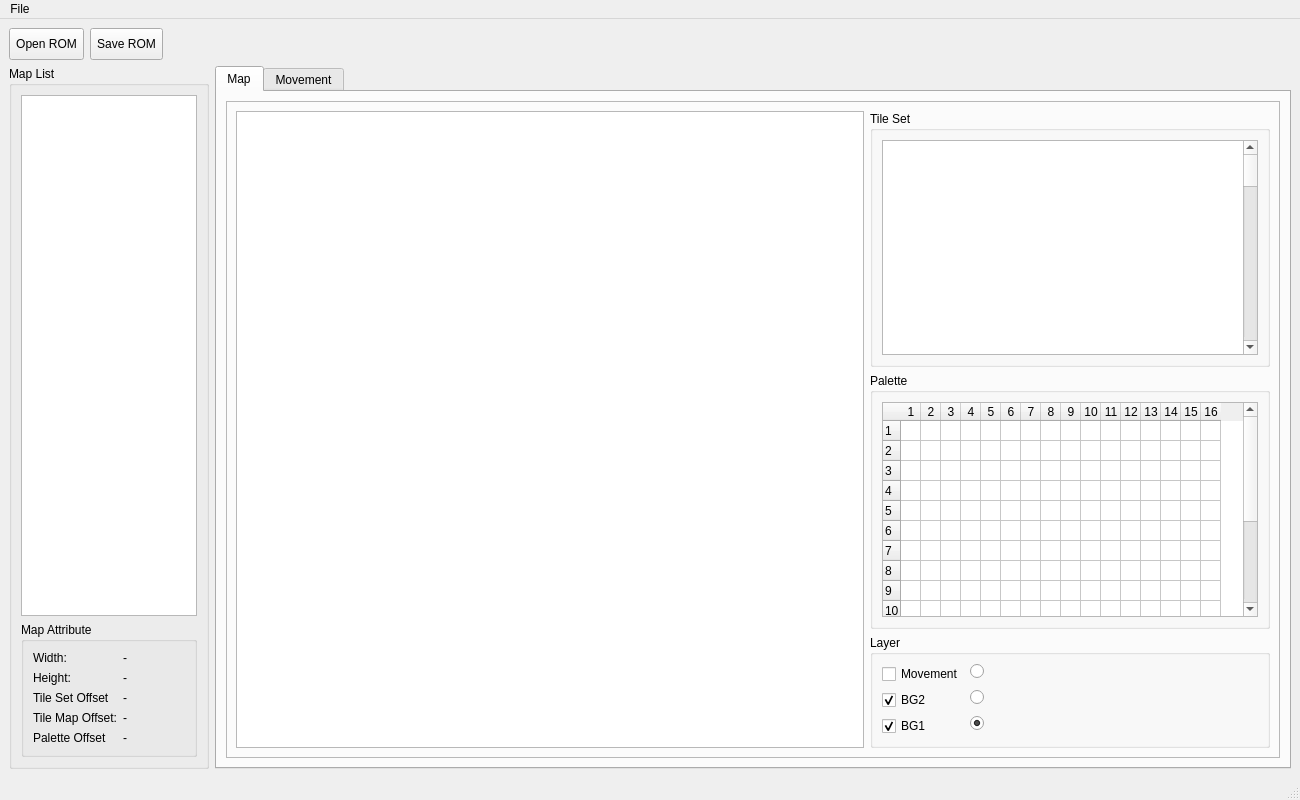
Qt form ExeMap/ExeMap.ui (idealexe/EXE6_Tools) before a commit.
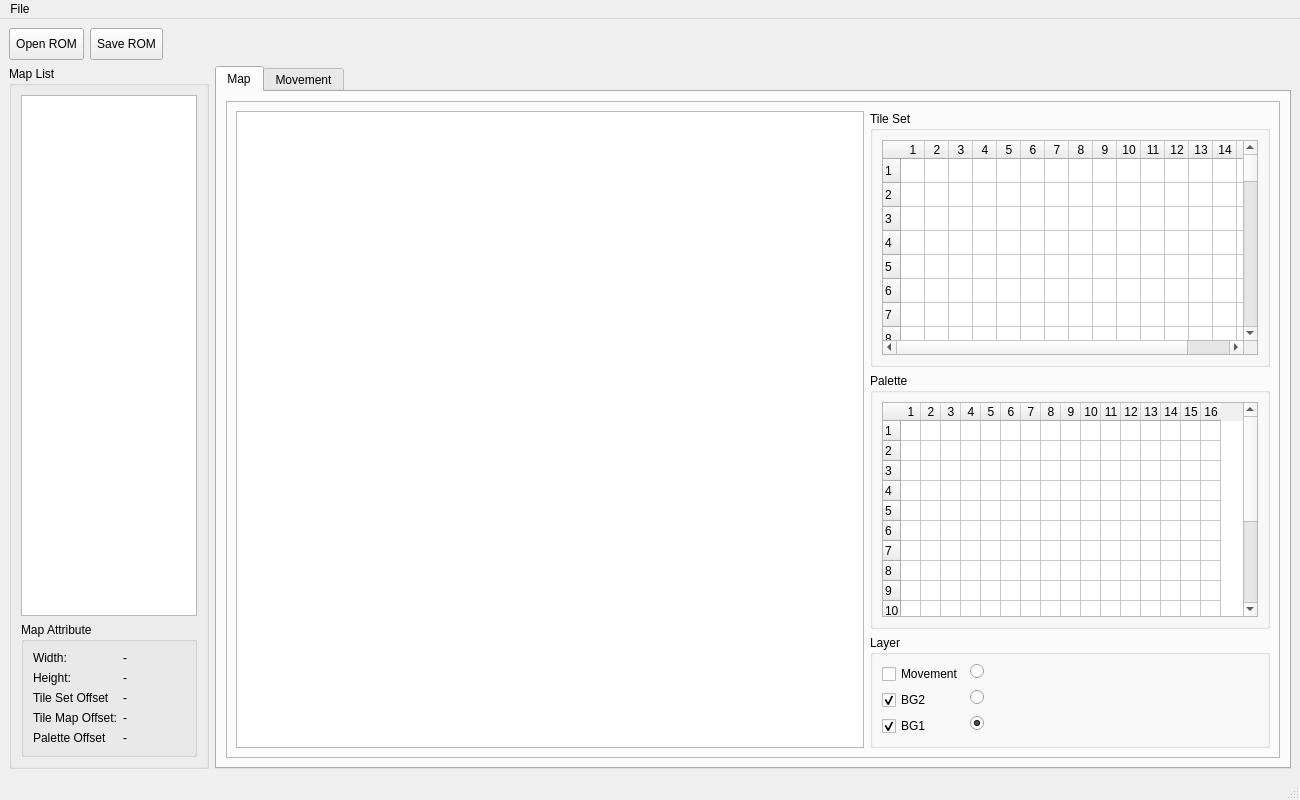
The same form after that commit.

Patch:
```diff
--- a/ExeMap/ExeMap.ui
+++ b/ExeMap/ExeMap.ui
@@ -224,7 +224,7 @@
                   <item>
                    <widget class="QTableWidget" name="tilesetTable">
                     <property name="showGrid">
-                     <bool>false</bool>
+                     <bool>true</bool>
                     </property>
                     <property name="rowCount">
                      <number>64</number>
@@ -233,16 +233,22 @@
                      <number>16</number>
                     </property>
                     <attribute name="horizontalHeaderVisible">
-                     <bool>false</bool>
+                     <bool>true</bool>
                     </attribute>
                     <attribute name="horizontalHeaderDefaultSectionSize">
-                     <number>16</number>
+                     <number>24</number>
+                    </attribute>
+                    <attribute name="horizontalHeaderMinimumSectionSize">
+                     <number>24</number>
                     </attribute>
                     <attribute name="verticalHeaderVisible">
-                     <bool>false</bool>
+                     <bool>true</bool>
                     </attribute>
                     <attribute name="verticalHeaderDefaultSectionSize">
-                     <number>16</number>
+                     <number>24</number>
+                    </attribute>
+                    <attribute name="verticalHeaderMinimumSectionSize">
+                     <number>24</number>
                     </attribute>
                     <row/>
                     <row/>
```
